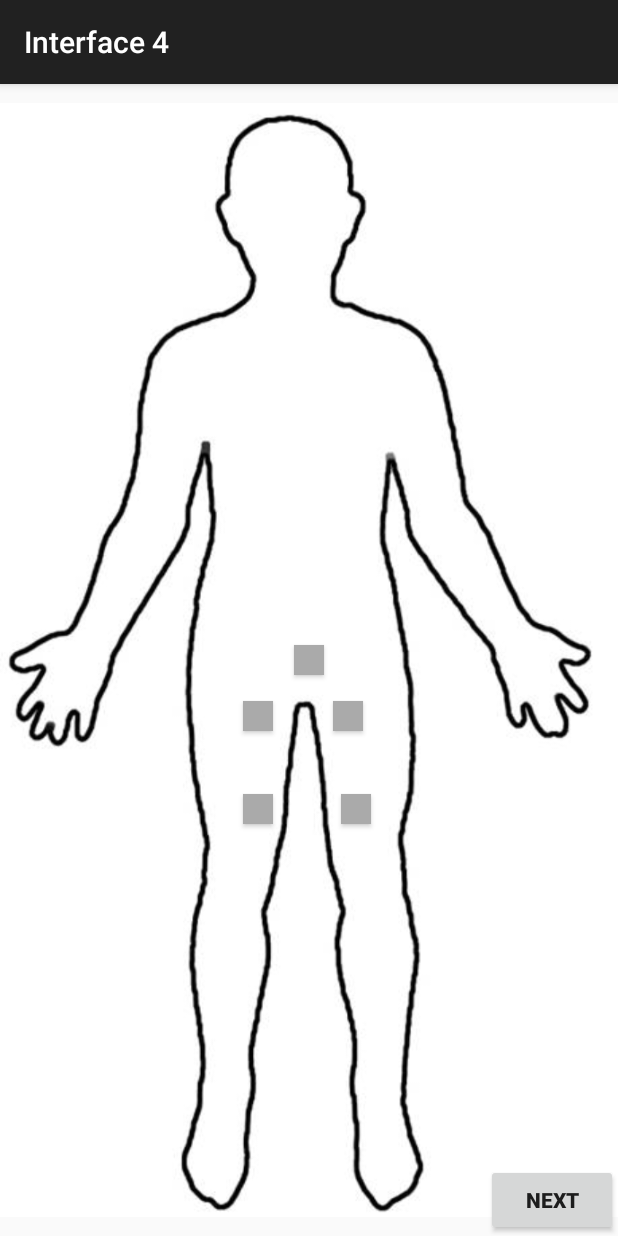
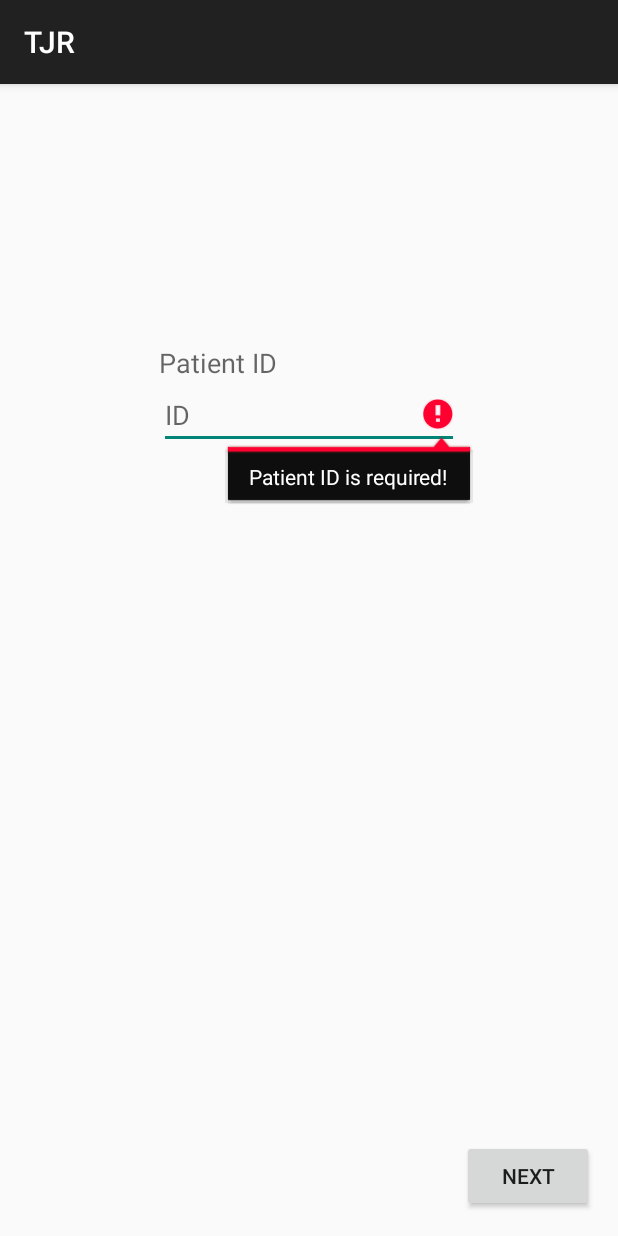
Before and after one commit to anurag3/TJR-Focus-Group, an Android app: the screen it shows after launch (goToPainSurvey4 before the commit, MainActivity after it), after a tap on "NEXT", on a phone screen of 412 x 824 dp. Run offline under Robolectric (Android 15) with nearby library versions, the phone set to English and light mode, and no system bars.

Commit message:
Made Patient ID Input Compulsory

```diff
--- a/Knee_Replacement/app/src/main/java/anuragdesai/library/kneereplacement/MainActivity.java
+++ b/Knee_Replacement/app/src/main/java/anuragdesai/library/kneereplacement/MainActivity.java
@@ -24,6 +24,7 @@ import android.widget.EditText;
 import android.widget.PopupWindow;
 import android.widget.RelativeLayout;
 import android.view.View.OnClickListener;
+import android.widget.Toast;
 
 import java.io.File;
 import java.io.FileNotFoundException;
@@ -97,9 +98,20 @@ public class MainActivity extends AppCompatActivity implements OnClickListener
         button1 = (Button) this.findViewById(R.id.button1);
         button1.setOnClickListener(this);
        // button1.setOnClickListener((View.OnClickListener) Intent intent = new Intent(this, Taptap3.class));
-        Intent intent = new Intent(this,gotoSurveyActivity.class);
-        startActivity(intent);
+        if( et.getText().toString().trim().equals("")){
+            Toast.makeText(this.getApplicationContext(), "Please Enter Patient ID",
+                    Toast.LENGTH_SHORT).show();
 
+            /**
+             *   You can Toast a message here that the Username is Empty
+             **/
+
+            et.setError( "Patient ID is required!" );
+
+        }else{
+            Intent intent = new Intent(this,gotoSurveyActivity.class);
+            startActivity(intent);
+        }
 
     }
 }
```
